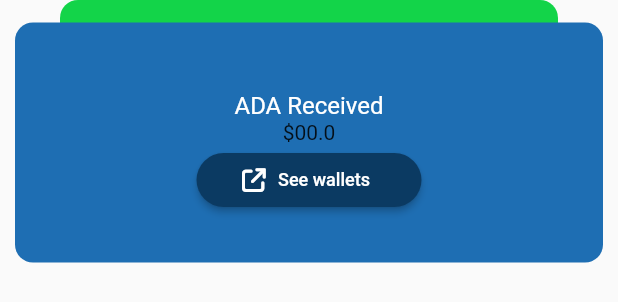
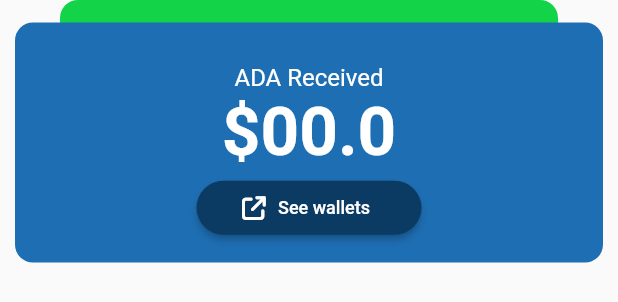
Before and after one commit to prudent-migabo/ada-to-mobile-money, a Flutter app: the CryptoReceivedComponent widget shown alone on an empty page, opened directly, on a phone screen of 412 x 824 dp. Shown: the top 302 px of the screen. Run offline on Flutter 3.47's test engine with Material 2 defaults, Android fonts, the phone set to English and light mode, and no system bars; our stand-ins replace animated_splash_screen, cached_network_image, cloud_firestore, country_code_picker, country_picker, file_picker and 6 more; missing offline and left inert: flutter_facebook_auth; accounts and stored records are empty; network calls fail.

Commit message:
initial commit

```diff
--- a/lib/screens/dashboard_screen/components/crypto_received_component.dart
+++ b/lib/screens/dashboard_screen/components/crypto_received_component.dart
@@ -63,14 +63,14 @@ class _CryptoReceivedComponentState extends State<CryptoReceivedComponent> {
               child: Column(
                     mainAxisAlignment: MainAxisAlignment.center,
                     children: [
-                      SizedBox(height: 15,),
-                      Text('ADA Received', style: TextStyle(color: whiteColor, fontSize: 16),),
+                     const SizedBox(height: 15,),
+                      const Text('ADA Received', style: TextStyle(color: whiteColor, fontSize: 16),),
                       StreamBuilder<PriceModel>(
                         stream: context.watch<ConversionPriceRepository>().getAmountFromSnapshot('cardano'),
                         builder: (context, snapshot) {
                           PriceModel? priceModel = snapshot.data;
                           if(!snapshot.hasData){
-                            return Text('\$00.0');
+                            return const Text('\$00.0', style: TextStyle(fontSize: 45, fontWeight: FontWeight.bold, color: whiteColor));
                           }
                           return Text("\$${getValue(priceModel!.value)}" != "" ? "\$${getValue(priceModel.value)}" : "\$00.00" , style: TextStyle(fontSize: 45, fontWeight: FontWeight.bold, color: whiteColor),);
                         }
--- a/lib/screens/login_screen/components/login_components.dart
+++ b/lib/screens/login_screen/components/login_components.dart
@@ -60,7 +60,7 @@ class _LoginComponentsState extends State<LoginComponents> {
     if(state.loginStatus == LoginStatus.isLoaded){
       WidgetsBinding.instance.addPostFrameCallback((timeStamp) {
         Fluttertoast.showToast(msg: "Welcome");
-        Navigator.pushNamed(context, EmailVerificationScreen.routeName);
+        Navigator.pushNamed(context, BottomNavigationScreen.routeName);
         _emailController.clear();
         _passwordController.clear();
       });
@@ -107,7 +107,7 @@ class _LoginComponentsState extends State<LoginComponents> {
             children: [
               ContainerForLogos(image: AssetImage(Assets.gmailLogo), onTap: _googleSignIn,),
               SizedBox(width: 15,),
-              ContainerForLogos(image: AssetImage(Assets.facebookLogo), onTap: _faceBookSignIn,),
+              ContainerForLogos(image: AssetImage(Assets.facebookLogo), onTap: (){},),
             ],
           ),
           SizedBox(height: 20,),
--- a/lib/screens/register_screen/components/register_components.dart
+++ b/lib/screens/register_screen/components/register_components.dart
@@ -31,7 +31,7 @@ class _RegisterComponentsState extends State<RegisterComponents> {
 
   void _onSubmit() async{
     WidgetsBinding.instance.addPostFrameCallback((timeStamp) {
-      Navigator.pushNamed(context, EmailVerificationScreen.routeName);
+      Navigator.pushNamed(context, SuccessfulRegistrationScreen.routeName);
       _firstNameController.clear();
       _secondNameController.clear();
       _lastNameController.clear();
```
